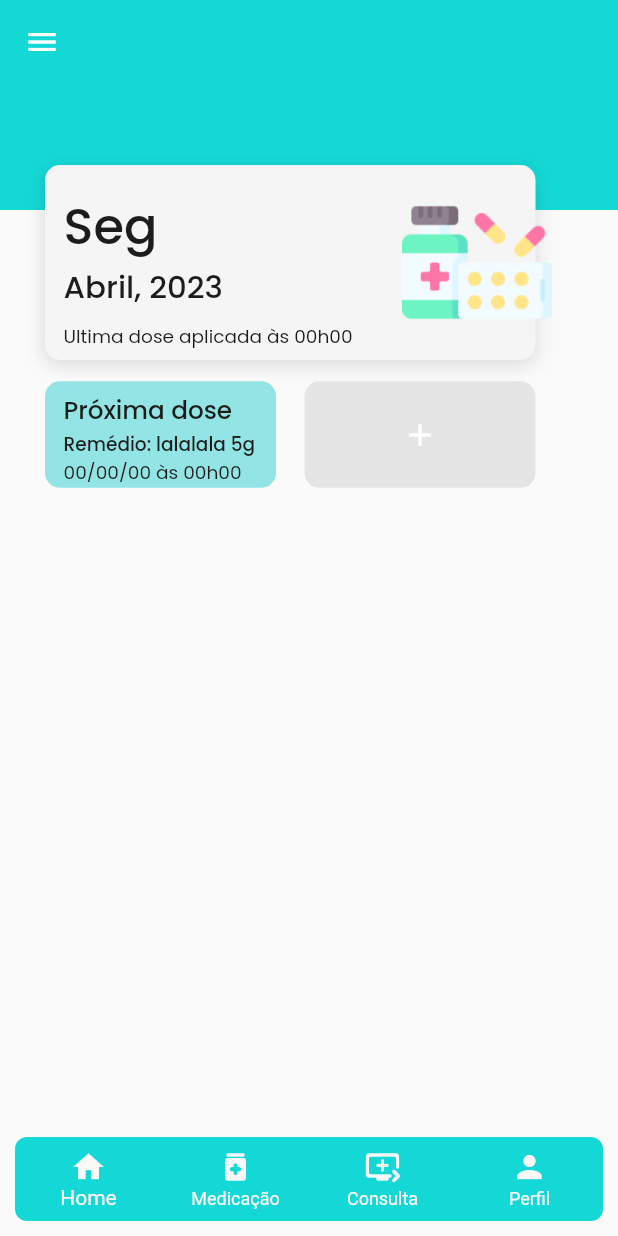
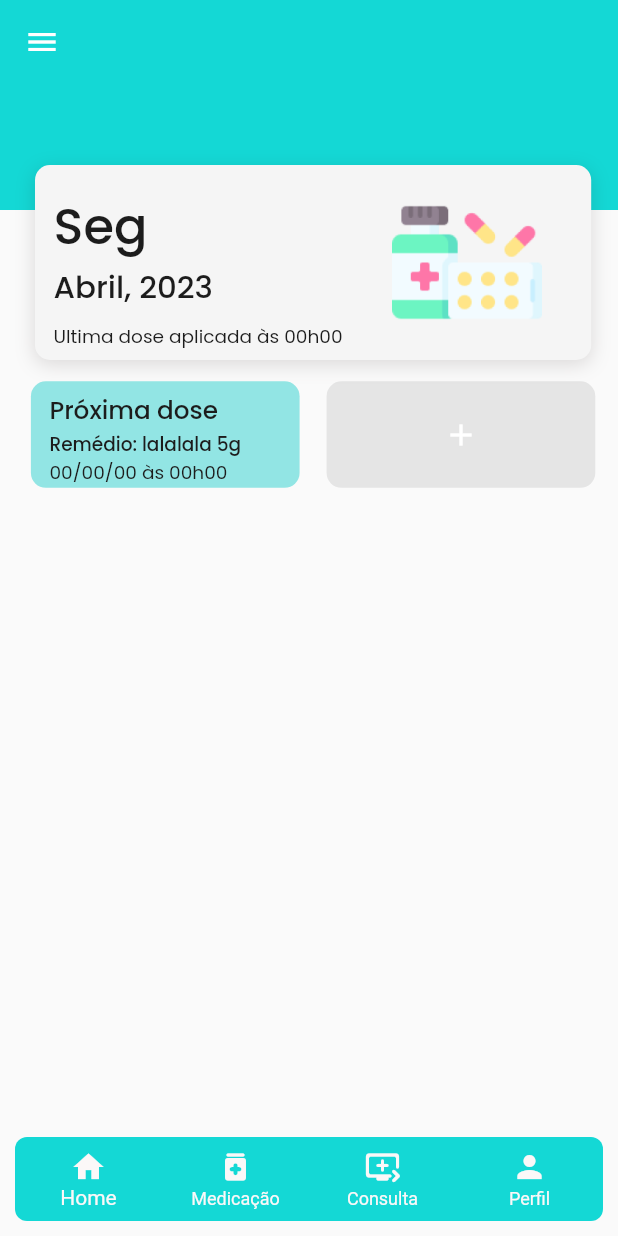
Before and after one commit to HealTimeTCC/HealTime_App, a Flutter app: the screen it shows after launch, on a phone screen of 412 x 824 dp. Run offline on Flutter 3.47's test engine with Material 2 defaults, Android fonts, the phone set to English and light mode, and no system bars; our stand-ins replace calendar_date_picker2, carousel_slider, flutter_staggered_animations, google_fonts, lottie, shared_preferences.

Commit message:
Inicializada a construção da HomePage

```diff
--- a/lib/src/screens/screens_navigation/home_page/home.dart
+++ b/lib/src/screens/screens_navigation/home_page/home.dart
@@ -1,7 +1,9 @@
 // home page
 import 'package:flutter/material.dart';
 import 'package:google_fonts/google_fonts.dart';
+import '../screens_queries/logics/logic_type_user.dart';
 import 'home_appbar.dart';
+import 'package:carousel_slider/carousel_slider.dart';
 
 class HomePage extends StatefulWidget {
   const HomePage({Key? key}) : super(key: key);
@@ -28,7 +30,7 @@ class _HomePageState extends State<HomePage> {
         HomeAppBar(),
         Positioned(
           top: 110,
-          left: 30, //ALTERAR DEPOIS
+          left: size.width * .05,
           child: Container(
             child: Column(
               children: [
@@ -48,7 +50,7 @@ class _HomePageState extends State<HomePage> {
                             ),
                           ],
                         ),
-                        width: 327,
+                        width: size.width * .9,
                         height: 130,
                         child: Row(
                           children: [
@@ -100,6 +102,12 @@ class _HomePageState extends State<HomePage> {
                 Row(
                   children: [
                     Container(
+                      margin: EdgeInsets.only(right: 18),
+                      decoration: BoxDecoration(
+                          color: Color.fromARGB(117, 24, 205, 202),
+                          borderRadius: BorderRadius.all(Radius.circular(10))),
+                      width: MediaQuery.of(context).size.width / 2.3,
+                      height: 71,
                       child: Row(
                         children: [
                           SizedBox(width: size.width * .03),
@@ -134,19 +142,13 @@ class _HomePageState extends State<HomePage> {
                               ]),
                         ],
                       ),
-                      margin: EdgeInsets.only(right: 19),
-                      decoration: BoxDecoration(
-                          color: Color.fromARGB(117, 24, 205, 202),
-                          borderRadius: BorderRadius.all(Radius.circular(10))),
-                      width: 154,
-                      height: 71,
                     ),
                     Container(
                       child: ElevatedButton(
                         style: ElevatedButton.styleFrom(
                           backgroundColor: Color.fromARGB(24, 28, 28, 28),
                           elevation: 0,
-                          fixedSize: Size(154, 71),
+                          fixedSize: Size(MediaQuery.of(context).size.width / 2.3, 71),
                           shape: RoundedRectangleBorder(
                               borderRadius: BorderRadius.circular(10)),
                         ),
--- a/lib/src/screens/screens_navigation/home_page/home_appbar.dart
+++ b/lib/src/screens/screens_navigation/home_page/home_appbar.dart
@@ -1,5 +1,6 @@
 import 'package:flutter/material.dart';
 
+import '../screens_medical/screen_doctor/screen_list_doctor.dart';
 import '../screens_queries/logics/logic_type_user.dart';
 
 class HomeAppBar extends StatelessWidget {
@@ -9,18 +10,32 @@ class HomeAppBar extends StatelessWidget {
   Widget build(BuildContext context) {
     return Scaffold(
       appBar: PreferredSize(
-
           preferredSize: Size.fromHeight(140),
           child: AppBar(
             elevation: 0,
             backgroundColor: Color(0xFF14D8D5),
           )),
+
+
       drawer: Drawer(
-        child: ElevatedButton(
-          onPressed: () => TypeUser.typeUserNavigator(context),
-          child: Text('Ir para a tela de consulta'),
-        ),
-      ),
-    );
+        child: ListView(
+          children: [
+          ListTile(
+            title: Text('Cosultas'),
+            trailing: Icon(Icons.keyboard_arrow_right),
+            onTap: () => TypeUser.typeUserNavigator(context),
+          ),
+          ListTile(
+            title: Text('Cosultas'),
+            trailing: Icon(Icons.keyboard_arrow_right),
+            onTap: () => Navigator.of(context),
+          ),
+          ListTile(
+            title: Text('Cosultas'),
+            trailing: Icon(Icons.keyboard_arrow_right),
+            onTap: () => TypeUser.typeUserNavigator(context),
+          ),
+      ]),
+    ));
   }
 }
--- a/pubspec.yaml
+++ b/pubspec.yaml
@@ -50,6 +50,8 @@ dependencies:
   provider: ^6.0.5
   lottie: ^2.3.2
   flutter_staggered_animations: ^1.1.1
+  carousel_slider: ^4.2.1
+  flutter_custom_clippers: ^2.1.0
 
 dev_dependencies:
   flutter_test:
```
Also changed, not shown: pubspec.lock.
